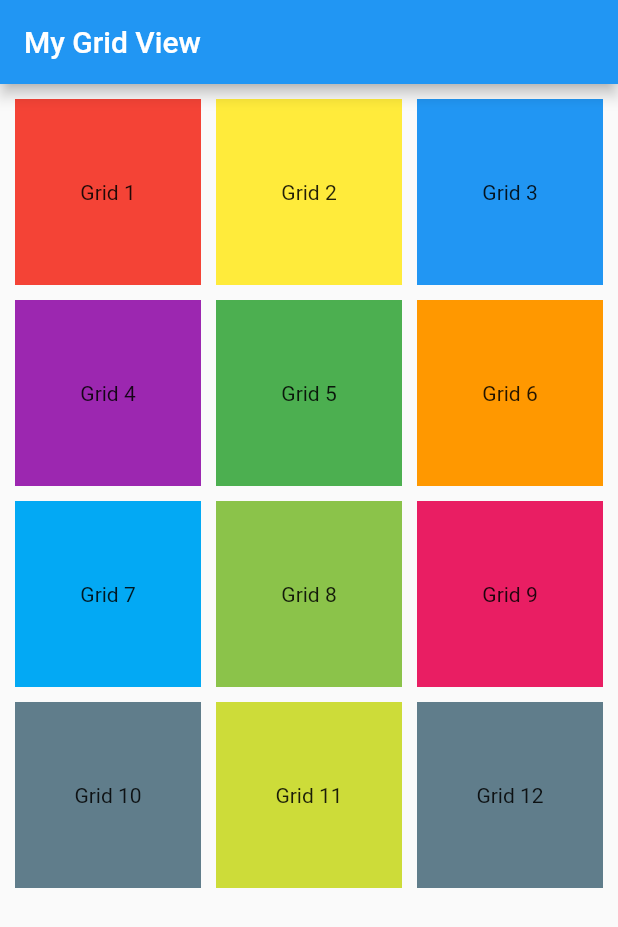
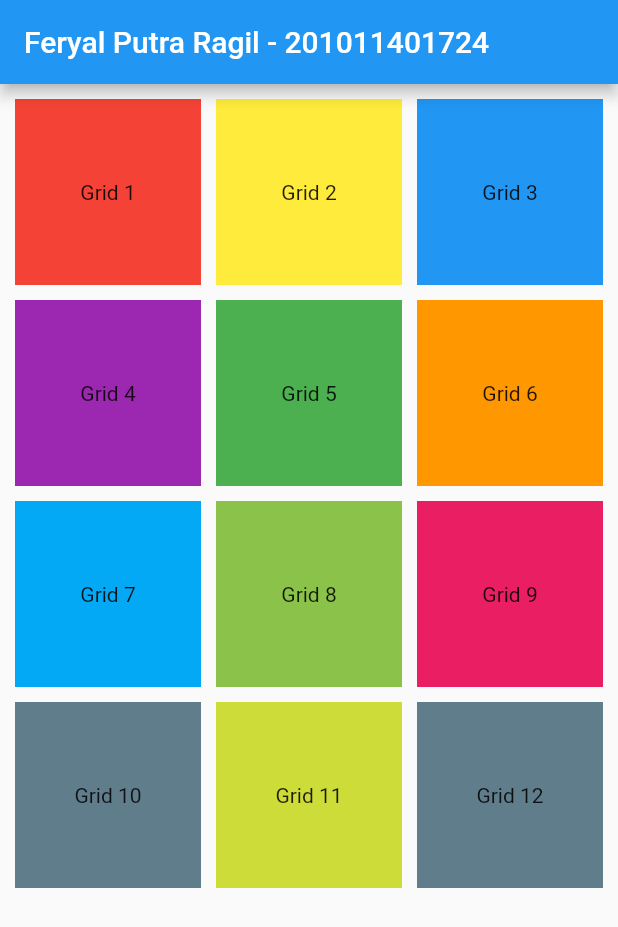
Before and after one commit to feryputra45/pert7_201011401724, a Flutter app: the screen it shows after launch, on a phone screen of 412 x 824 dp. Shown: the top 927 px of the screen. Run offline on Flutter 3.47's test engine with Material 2 defaults, Android fonts, the phone set to English and light mode, and no system bars.

Commit message:
Update main.dart

```diff
--- a/lib/main.dart
+++ b/lib/main.dart
@@ -27,7 +27,7 @@ class _HomeState extends State<Home> {
   Widget build(BuildContext context) {
     return Scaffold(
       appBar: AppBar(
-        title: Text('My Grid View'),
+        title: Text('Feryal Putra Ragil - 201011401724'),
       ),
       body: GridView.count(
         crossAxisCount: 3,
```
